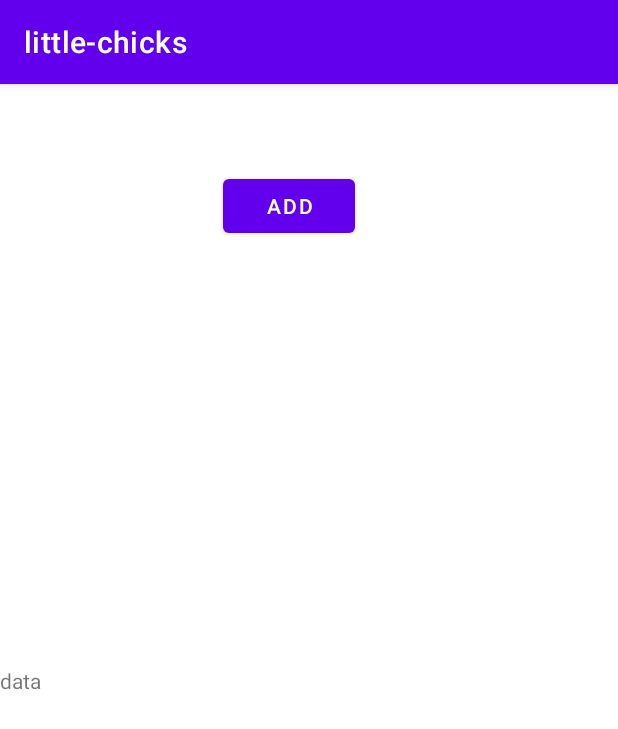
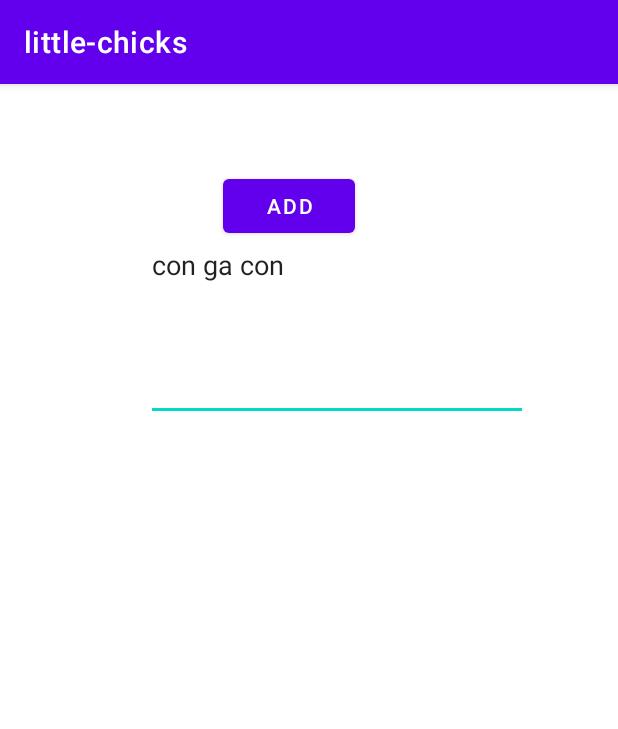
Before and after one commit to HOVANHAN/firebase_demo, an Android app: the MainActivity screen opened directly, with no data from a screen before it, on a phone screen of 412 x 824 dp. Shown: the top 729 px of the screen. Run offline under Robolectric (Android 15) with nearby library versions, the phone set to English and light mode, and no system bars; our stand-ins replace Firebase (no records; nobody signed in at launch, a user with empty details on screens opened directly).

Commit message:
retrieve data

```diff
--- a/app/src/main/java/com/example/little_chicks/MainActivity.java
+++ b/app/src/main/java/com/example/little_chicks/MainActivity.java
@@ -6,6 +6,7 @@ import androidx.appcompat.app.AppCompatActivity;
 import android.os.Bundle;
 import android.widget.ArrayAdapter;
 import android.widget.Button;
+import android.widget.EditText;
 import android.widget.ListView;
 import android.widget.TextView;
 
@@ -16,11 +17,10 @@ import com.google.firebase.database.FirebaseDatabase;
 import com.google.firebase.database.ValueEventListener;
 
 import java.util.ArrayList;
-import java.util.Date;
 
 public class MainActivity extends AppCompatActivity {
     Button btnAdd;
-    TextView txtData;
+    EditText txtData;
     private ListView listview;
 
     @Override
@@ -28,6 +28,7 @@ public class MainActivity extends AppCompatActivity {
         super.onCreate(savedInstanceState);
         setContentView(R.layout.activity_main);
 
+        txtData =findViewById(R.id.txtData);
         btnAdd =findViewById(R.id.btnAdd);
         listview =findViewById(R.id.listview);
         ArrayList<String> list = new ArrayList<>();
@@ -39,8 +40,24 @@ public class MainActivity extends AppCompatActivity {
             public void onDataChange(@NonNull DataSnapshot snapshot) {
                 list.clear();
                 for (DataSnapshot snapshot1 : snapshot.getChildren()){
-                    list.add(snapshot1.getValue().toString());
+                   // Products products = snapshot1.getValue(Products.class);
+                 //   String txt = products.getName()+" "+products.getColor();
+                 //   Shops shop = snapshot1.getValue(Shops.class);
+                   // String txt = shop.getName() +" "+shop.getAdr();
+                  //  list.add(txt);
+                    for(DataSnapshot snapshot2 : snapshot1.getChildren()){
+                        for (DataSnapshot snapshot3 : snapshot2.getChildren())
+                        {
+                            list.add(snapshot3.getValue().toString());
+//                            for(int i = 0;i<list.size();i++)
+//                            {
+                                String[] product = list.get(0).split(",");
+                                txtData.setText(product[0].toString());
+//                            }
+                        }
+                    }
                 }
+
                 adapter.notifyDataSetChanged();
             }
 
--- a/app/src/main/res/layout/activity_main.xml
+++ b/app/src/main/res/layout/activity_main.xml
@@ -19,21 +19,26 @@
         app:layout_constraintTop_toTopOf="parent" />
 
     <ListView
-        android:layout_width="wrap_content"
+        android:id="@+id/listview"
+        android:layout_width="match_parent"
+
+        android:layout_height="410dp"
         android:layout_below="@+id/btnAdd"
-
-        android:id="@+id/listview"
-        android:layout_height="wrap_content">
+        android:layout_marginTop="119dp">
 
     </ListView>
 
-    <TextView
+    <EditText
         android:id="@+id/txtData"
-        android:layout_width="wrap_content"
-        android:layout_height="wrap_content"
-        android:layout_marginTop="388dp"
-        android:layout_marginEnd="144dp"
-        android:text="data"
-        app:layout_constraintEnd_toEndOf="parent"
-        app:layout_constraintTop_toTopOf="parent" />
+        android:layout_width="152dp"
+        android:layout_height="74dp"
+        android:layout_alignParentStart="true"
+        android:layout_alignParentTop="true"
+        android:layout_alignParentEnd="true"
+        android:layout_alignParentBottom="true"
+        android:layout_marginStart="97dp"
+        android:layout_marginTop="17dp"
+        android:layout_marginEnd="60dp"
+        android:layout_marginBottom="543dp"
+        android:text="con ga con"></EditText>
 </RelativeLayout>
```
